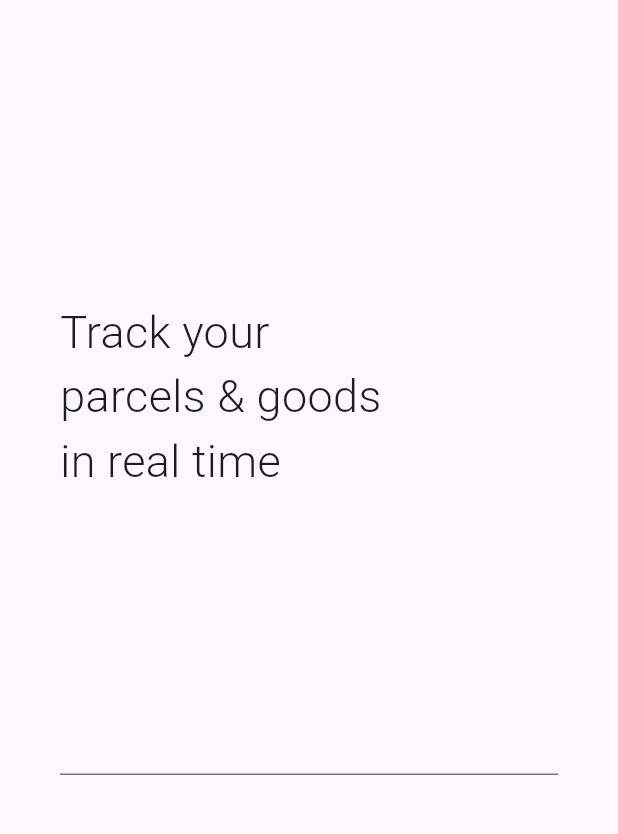
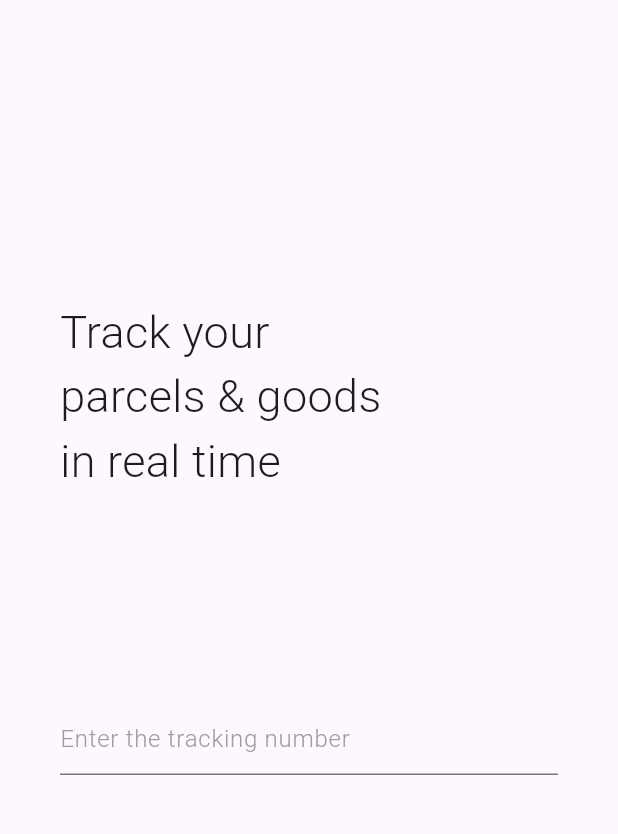
Before and after one commit to tinashemahwenda/trekr, a Flutter app: the screen it shows after launch, on a phone screen of 412 x 824 dp, the part 125-959 px from its top. Run offline on Flutter 3.47's test engine with Material 3 defaults, Android fonts, the phone set to English and light mode, and no system bars.

Commit message:
styled the hint text

```diff
--- a/lib/screens/trekr_search.dart
+++ b/lib/screens/trekr_search.dart
@@ -42,7 +42,14 @@ class TrekrSearch extends StatelessWidget {
               height: 140,
             ),
             //search
-            TextField()
+            TextField(
+              decoration: InputDecoration(
+                  hintText: 'Enter the tracking number',
+                  hintStyle: TextStyle(
+                    color: Colors.grey,
+                    fontWeight: FontWeight.w300,
+                  )),
+            )
             //track button
           ],
         ),
```
